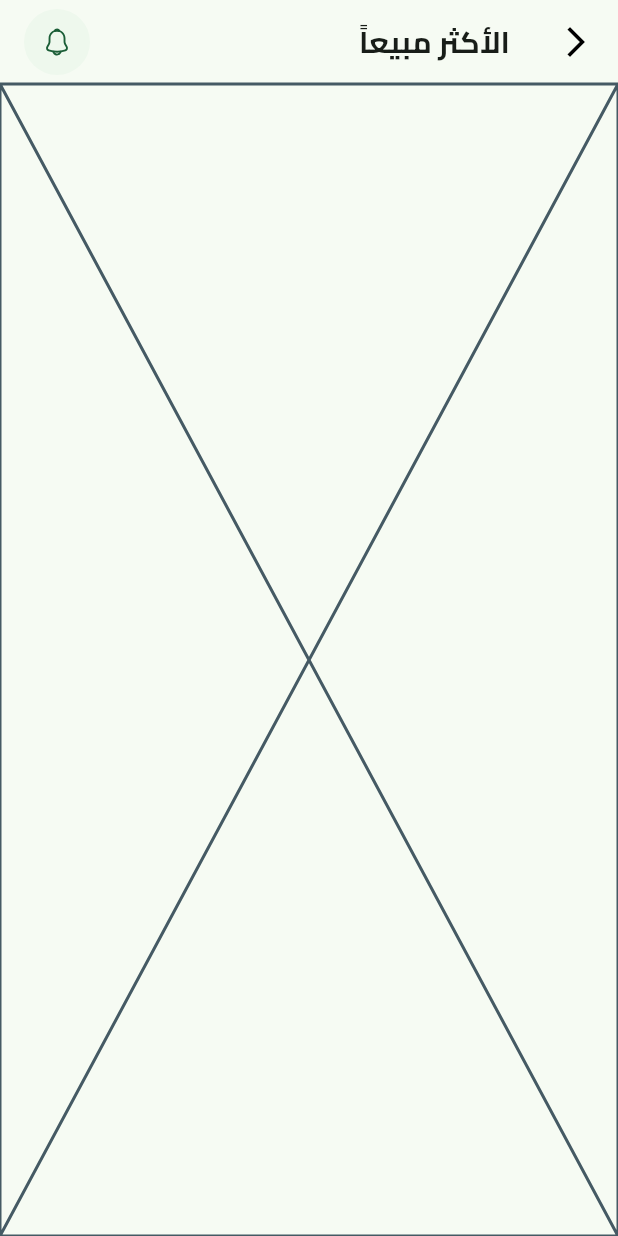
After one commit to ahmednasasr/Fruits-Hub-App, a Flutter app: the BestSellingView screen opened by its route, on a phone screen of 412 x 824 dp. The commit adds this screen. Run offline on Flutter 3.47's test engine with Material 3 defaults, Android fonts, the phone set to English and light mode, and no system bars; our stand-ins replace bloc, cloud_firestore, dartz, dots_indicator, firebase_auth, firebase_core and 7 more; missing offline and left inert: dart:ffi, flutter_facebook_auth; accounts and stored records are empty.

Commit message:
create BestSellingView and BestSellingViewBody + added auto-login if user is already logged in + implemented saving and fetching user data

```diff
--- a/lib/core/helper_functions/on_generate_route.dart
+++ b/lib/core/helper_functions/on_generate_route.dart
@@ -1,6 +1,7 @@
 import 'package:ecommerce_app/features/auth/presentation/views/login_view.dart';
 import 'package:ecommerce_app/features/auth/presentation/views/signup_view.dart';
 import 'package:ecommerce_app/features/auth/presentation/widgets/signup_view_body.dart';
+import 'package:ecommerce_app/features/best_selling_fruits/presentation/views/best_selling_view.dart';
 import 'package:ecommerce_app/features/home/presentation/views/home_view.dart';
 import 'package:ecommerce_app/features/on_boarding/presentation/view/on_boarding_view.dart';
 import 'package:ecommerce_app/features/splash/presentation/view/splash_view.dart';
@@ -16,6 +17,10 @@ Route<dynamic> OnGenerateRoute(RouteSettings setting) {
     case LoginView.routename:
       return MaterialPageRoute(
         builder: (context) => const LoginView(),
+      );
+      case BestSellingView.routename:
+      return MaterialPageRoute(
+        builder: (context) => const BestSellingView(),
       );
 
       case HomeView.routename:
--- a/lib/core/services/firebase.dart
+++ b/lib/core/services/firebase_auth_service.dart
@@ -81,4 +81,8 @@ class FirebaseAuthService {
   Future deleteUser() async {
     await FirebaseAuth.instance.currentUser!.delete();
   }
+
+  bool loggedIn() {
+    return FirebaseAuth.instance.currentUser != null;
+  }
 }
--- a/lib/core/services/get_it.dart
+++ b/lib/core/services/get_it.dart
@@ -1,5 +1,5 @@
 import 'package:ecommerce_app/core/services/data_service.dart';
-import 'package:ecommerce_app/core/services/firebase.dart';
+import 'package:ecommerce_app/core/services/firebase_auth_service.dart';
 import 'package:ecommerce_app/core/services/firestore_servece.dart';
 import 'package:ecommerce_app/features/auth/data/repo/auth_repo_imp.dart';
 import 'package:ecommerce_app/features/auth/domain/repo/auth_repo.dart';
--- /dev/null
+++ b/lib/core/widgets/build_app_bar.dart
@@ -0,0 +1,38 @@
+import 'package:flutter/material.dart';
+import 'package:flutter_svg/flutter_svg.dart';
+
+PreferredSizeWidget buildAppBarr(BuildContext context) {
+  return AppBar(
+    backgroundColor: Colors.transparent,
+    elevation: 0,
+    title: const Text(
+      'الأكثر مبيعاً',
+      style: TextStyle(
+        fontSize: 20,
+        fontWeight: FontWeight.bold,
+      ),
+    ),
+    leading: GestureDetector(
+      onTap: () {
+        Navigator.pop(context);
+      },
+      child: const Icon(
+        Icons.arrow_back_ios_new,
+        color: Colors.black,
+      ),
+    ),
+    actions: [
+      Padding(
+        padding: const EdgeInsets.symmetric(horizontal: 16),
+        child: Container(
+          padding: const EdgeInsets.all(12),
+          decoration: const ShapeDecoration(
+            color: Color(0xFFEEF8ED),
+            shape: OvalBorder(),
+          ),
+          child: SvgPicture.asset("assets/images/notification.svg"),
+        ),
+      ),
+    ],
+  );
+}
--- a/lib/features/auth/domain/repo/auth_repo.dart
+++ b/lib/features/auth/domain/repo/auth_repo.dart
@@ -13,6 +13,7 @@ abstract class AuthRepo {
   Future<Either<Failure, UserEntity>> signInWithFacebook();
 
   Future adduser({required UserEntity user});
+  Future saveUserData({required UserEntity user});
 
   Future <UserEntity>getUserData({required String uId});
 }
--- a/lib/features/auth/presentation/widgets/login_view_body.dart
+++ b/lib/features/auth/presentation/widgets/login_view_body.dart
@@ -1,4 +1,4 @@
-import 'package:ecommerce_app/core/services/firebase.dart';
+import 'package:ecommerce_app/core/services/firebase_auth_service.dart';
 import 'package:ecommerce_app/core/utils/app_color.dart';
 import 'package:ecommerce_app/core/utils/app_text_style.dart';
 import 'package:ecommerce_app/core/widgets/custom_button.dart';
--- /dev/null
+++ b/lib/features/best_selling_fruits/presentation/views/best_selling_view.dart
@@ -0,0 +1,18 @@
+import 'package:ecommerce_app/core/widgets/build_app_bar.dart';
+import 'package:ecommerce_app/features/best_selling_fruits/presentation/widgets/best_selling_view_body.dart';
+import 'package:flutter/material.dart';
+
+class BestSellingView extends StatelessWidget {
+  static const routename = "best_selling_view";
+  const BestSellingView({super.key});
+
+  @override
+  Widget build(BuildContext context) {
+    return Scaffold(
+      appBar: buildAppBarr(context),
+      body: BestSellingViewBody(),
+    );
+  }
+
+
+}
--- /dev/null
+++ b/lib/features/best_selling_fruits/presentation/widgets/best_selling_view_body.dart
@@ -0,0 +1,10 @@
+import 'package:flutter/material.dart';
+
+class BestSellingViewBody extends StatelessWidget {
+  const BestSellingViewBody({super.key});
+
+  @override
+  Widget build(BuildContext context) {
+    return const Placeholder();
+  }
+}
--- a/lib/features/home/presentation/widgets/custom_home_appbar.dart
+++ b/lib/features/home/presentation/widgets/custom_home_appbar.dart
@@ -1,3 +1,4 @@
+import 'package:ecommerce_app/core/helper_functions/getUser.dart';
 import 'package:ecommerce_app/core/utils/app_text_style.dart';
 import 'package:flutter/material.dart';
 import 'package:flutter_svg/flutter_svg.dart';
@@ -22,7 +23,8 @@ class CustomHomeAppbar extends StatelessWidget {
           style: TextStyles.regular16.copyWith(
             color: Color(0xFF949D9E),
           )),
-      subtitle: Text('أحمد نصار',
+      subtitle: Text(
+          getUser().name,
           textAlign: TextAlign.right,
           style: TextStyles.Bold16.copyWith(
             color: Color(0xFFC08D0D),
```
Also changed, not shown: lib/core/helper_functions/getUser.dart (added, +12 -0 lines), lib/core/services/shared_preferences_singleton.dart (+12 -3 lines), lib/features/auth/data/models/user_model.dart (+12 -0 lines), lib/features/auth/data/repo/auth_repo_imp.dart (+12 -2 lines), lib/features/auth/domain/entitys/user_entity.dart (+1 -7 lines), lib/features/home/presentation/widgets/best_selling_header.dart (+7 -1 lines), lib/features/splash/presentation/widgets/splash_view_body.dart (+16 -4 lines).
